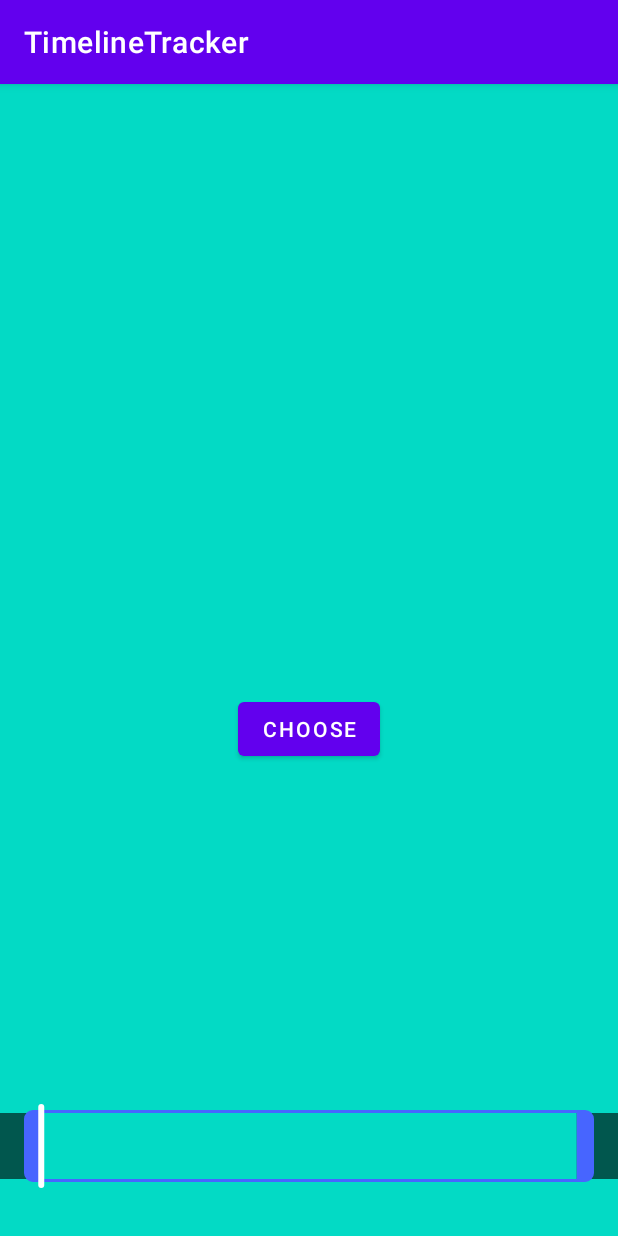
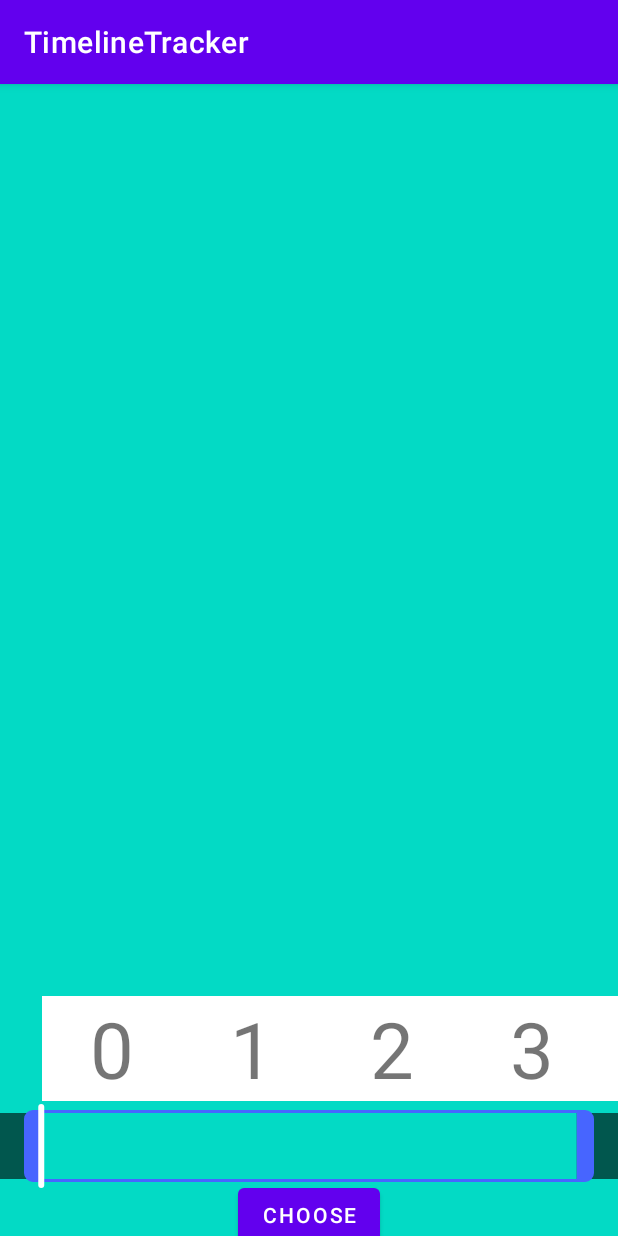
Before and after one commit to Mathred/TimelineTracker, an Android app: the screen it shows after launch (MainActivity), on a phone screen of 412 x 824 dp. Run offline under Robolectric (Android 15) with nearby library versions, the phone set to English and light mode, and no system bars.

```diff
--- /dev/null
+++ b/app/src/main/java/com/example/timelinetracker/adapters/TestRvAdapter.kt
@@ -0,0 +1,40 @@
+package com.example.timelinetracker.adapters
+
+import android.view.LayoutInflater
+import android.view.View
+import android.view.ViewGroup
+import android.widget.TextView
+import androidx.recyclerview.widget.RecyclerView
+import com.example.timelinetracker.R
+
+class TestRvAdapter: RecyclerView.Adapter<TestRvAdapter.ViewHolder>() {
+
+    inner class ViewHolder(view: View): RecyclerView.ViewHolder(view) {
+        val textView: TextView
+        init {
+            textView = view.findViewById(R.id.tvTestRv)
+        }
+    }
+
+    val dataSet: MutableList<Int> = mutableListOf()
+
+    override fun onCreateViewHolder(parent: ViewGroup, viewType: Int): ViewHolder {
+        val view = LayoutInflater.from(parent.context).inflate(R.layout.test_rv_item, parent, false)
+        return ViewHolder(view)
+    }
+
+    override fun onBindViewHolder(holder: ViewHolder, position: Int) {
+        holder.textView.text = position.toString()
+    }
+
+    override fun getItemCount(): Int {
+        return dataSet.size
+    }
+
+    fun setData(data: List<Int>) {
+        dataSet.clear()
+        dataSet.addAll(data)
+        notifyDataSetChanged()
+    }
+
+}
--- a/app/src/main/res/layout/activity_main.xml
+++ b/app/src/main/res/layout/activity_main.xml
@@ -34,19 +34,29 @@
             android:id="@+id/iv3"
             android:layout_width="wrap_content"
             android:layout_height="match_parent"
-
             android:adjustViewBounds="true"
             tools:layout_width="22dp"/>
-
-
 
     </LinearLayout>
 
     <androidx.recyclerview.widget.RecyclerView
+        android:id="@+id/rv_testClips"
+        android:layout_width="match_parent"
+        android:layout_height="wrap_content"
+        android:paddingHorizontal="28dp"
+        android:clipToPadding="false"
+        app:layout_constraintBottom_toTopOf="@id/rv"
+        android:layout_marginBottom="8dp"
+        android:orientation="horizontal"
+        />
+
+    <androidx.recyclerview.widget.RecyclerView
         android:id="@+id/rv"
-        app:layout_constraintTop_toTopOf="parent"
-        app:layout_constraintBottom_toBottomOf="parent"
+        app:layout_constraintTop_toTopOf="@id/tracker"
+        app:layout_constraintBottom_toBottomOf="@id/tracker"
         android:layout_width="match_parent"
+        android:paddingHorizontal="28dp"
+        android:clipToPadding="false"
         android:layout_height="44dp"
         app:layoutManager="androidx.recyclerview.widget.LinearLayoutManager"
         android:orientation="horizontal" />
--- /dev/null
+++ b/app/src/main/res/layout/test_rv_item.xml
@@ -0,0 +1,22 @@
+<?xml version="1.0" encoding="utf-8"?>
+<androidx.constraintlayout.widget.ConstraintLayout xmlns:android="http://schemas.android.com/apk/res/android"
+    android:layout_width="wrap_content"
+    android:layout_height="wrap_content"
+    xmlns:app="http://schemas.android.com/apk/res-auto"
+    xmlns:tools="http://schemas.android.com/tools">
+
+    <TextView
+        android:id="@+id/tvTestRv"
+        app:layout_constraintTop_toTopOf="parent"
+        app:layout_constraintBottom_toBottomOf="parent"
+        app:layout_constraintStart_toStartOf="parent"
+        app:layout_constraintEnd_toEndOf="parent"
+        android:paddingHorizontal="32dp"
+        android:layout_width="wrap_content"
+        android:layout_height="wrap_content"
+        android:textSize="52sp"
+        tools:text="1"
+        android:background="@color/white"
+        />
+
+</androidx.constraintlayout.widget.ConstraintLayout>
```
Also changed, not shown: app/src/main/java/com/example/timelinetracker/MainActivity.kt (+67 -10 lines), app/src/main/java/com/example/timelinetracker/adapters/FramesAdapter.kt (added, +110 -0 lines), app/src/main/java/com/example/timelinetracker/glide/CropBitmapTransformation.kt (added, +29 -0 lines), app/src/main/res/layout/frame_item.xml (added, +15 -0 lines).
